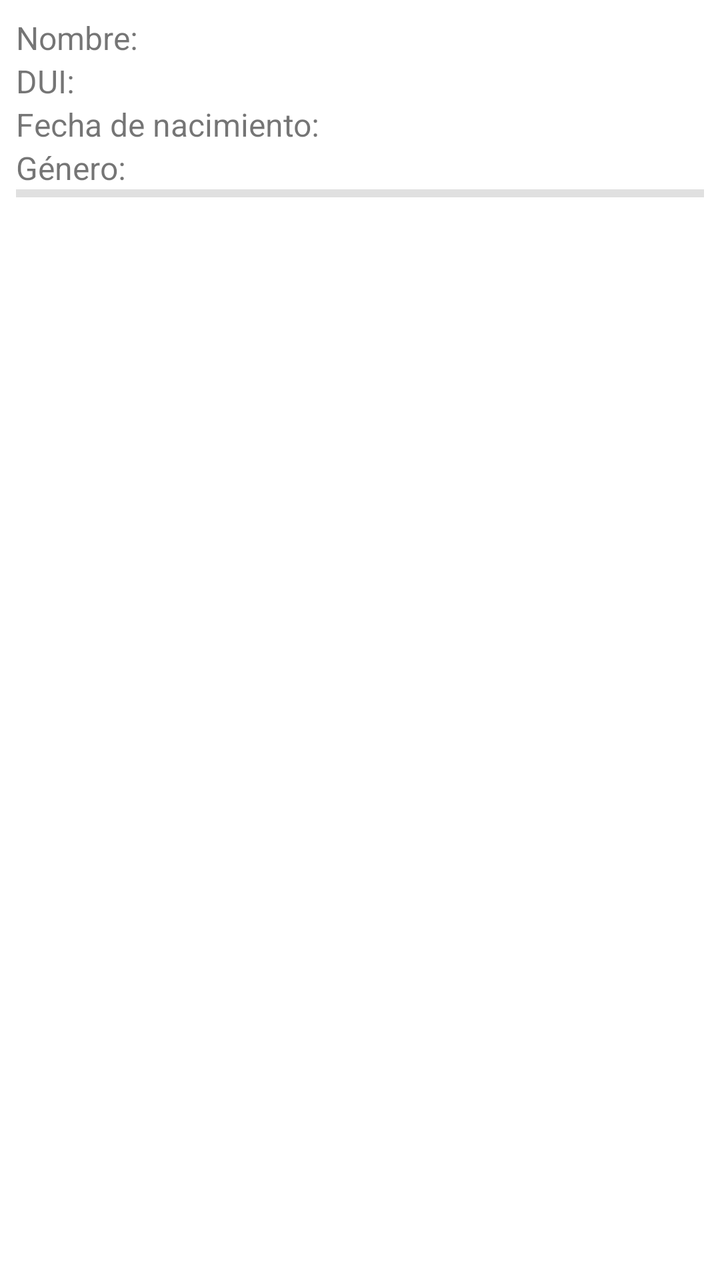
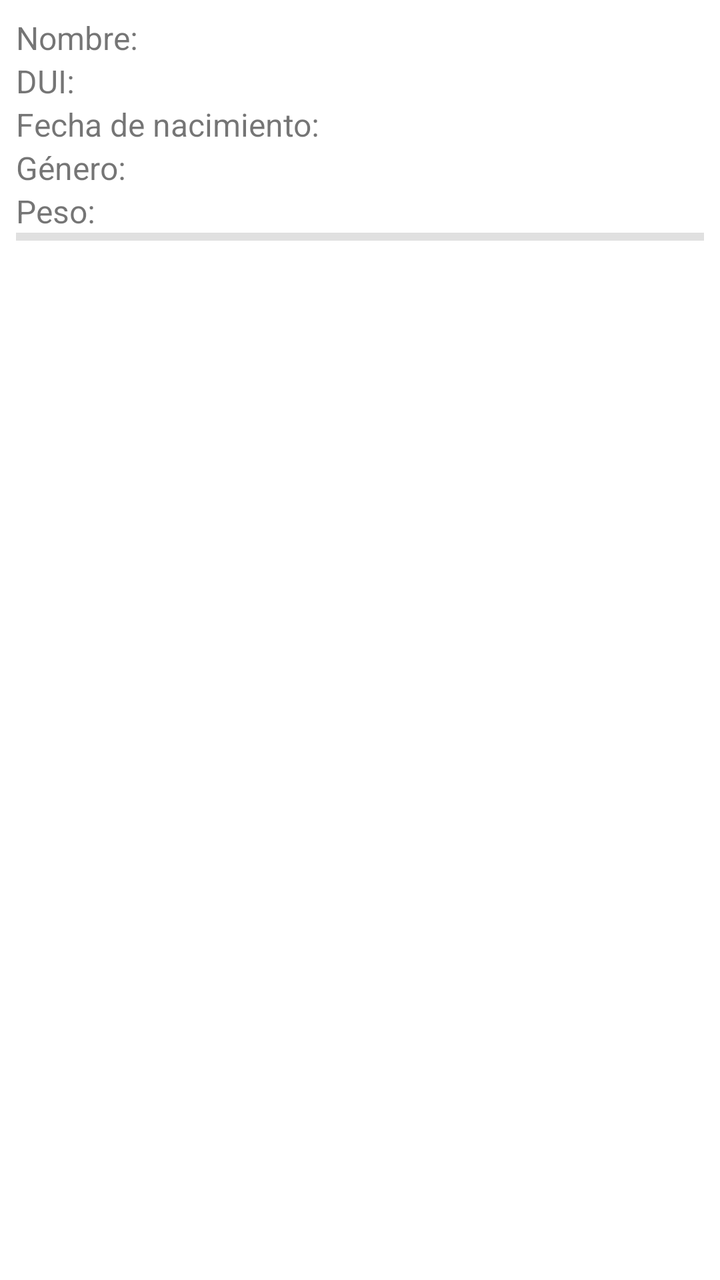

Screens rendered from an Android XML layout before and after an edit, with the pre-edit source and the edit as a unified diff.
<!-- AndroidManifest.xml: application theme Theme.Guia08_FirebaseDBRealTime -->
<!-- res/layout/persona_layout.xml -->
<?xml version="1.0" encoding="utf-8"?>
<LinearLayout xmlns:android="http://schemas.android.com/apk/res/android"
    android:layout_width="match_parent"
    android:layout_height="wrap_content"
    android:orientation="vertical"
    android:padding="8dp">

    <TextView
        android:id="@+id/tvNombre"
        android:layout_width="wrap_content"
        android:layout_height="wrap_content"
        android:text="Nombre: "
        android:textSize="16sp" />

    <TextView
        android:id="@+id/tvDUI"
        android:layout_width="wrap_content"
        android:layout_height="wrap_content"
        android:text="DUI: "
        android:textSize="16sp" />

    <TextView
        android:id="@+id/tvFechaNacimiento"
        android:layout_width="wrap_content"
        android:layout_height="wrap_content"
        android:text="Fecha de nacimiento: "
        android:textSize="16sp" />

    <TextView
        android:id="@+id/tvGenero"
        android:layout_width="wrap_content"
        android:layout_height="wrap_content"
        android:text="Género: "
        android:textSize="16sp" />

    <View style="@style/Divider" />

</LinearLayout>
<!-- resources referenced by this layout -->
<resources>
  <style name="Divider">
          <item name="android:layout_width">match_parent</item>
          <item name="android:layout_height">4dp</item>
          <item name="android:background">?android:attr/listDivider</item>
      </style>
  <style name="Theme.Guia08_FirebaseDBRealTime" parent="Base.Theme.Guia08_FirebaseDBRealTime" />
  <style name="Base.Theme.Guia08_FirebaseDBRealTime" parent="Theme.MaterialComponents.DayNight.DarkActionBar">
          <item name="colorPrimary">@color/purple_500</item>
          <item name="colorPrimaryVariant">@color/purple_700</item>
          <item name="colorOnPrimary">@color/white</item>
  
          
          <item name="colorSecondary">@color/teal_200</item>
          <item name="colorSecondaryVariant">@color/teal_700</item>
          <item name="colorOnSecondary">@color/black</item>
  
          
          <item name="android:statusBarColor">?attr/colorPrimaryVariant</item>
      </style>
  <color name="purple_500">#FF6200EE</color>
  <color name="purple_700">#FF3700B3</color>
  <color name="white">#FFFFFFFF</color>
  <color name="teal_200">#FF03DAC5</color>
  <color name="teal_700">#FF018786</color>
  <color name="black">#FF000000</color>
</resources>

<!-- the commit's change to res/layout/persona_layout.xml (unified diff, before → after) -->
@@ -33,6 +33,13 @@
         android:text="Género: "
         android:textSize="16sp" />
 
+    <TextView
+        android:id="@+id/tvPeso"
+        android:layout_width="wrap_content"
+        android:layout_height="wrap_content"
+        android:text="Peso: "
+        android:textSize="16sp" />
+
     <View style="@style/Divider" />
 
 </LinearLayout>
